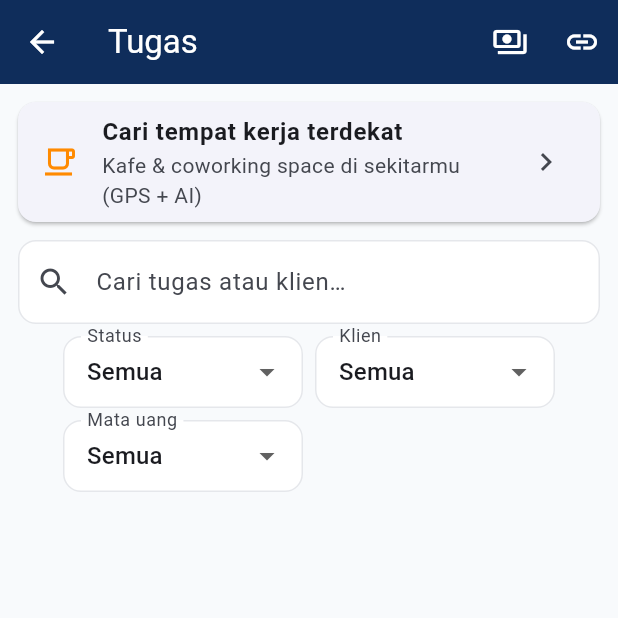
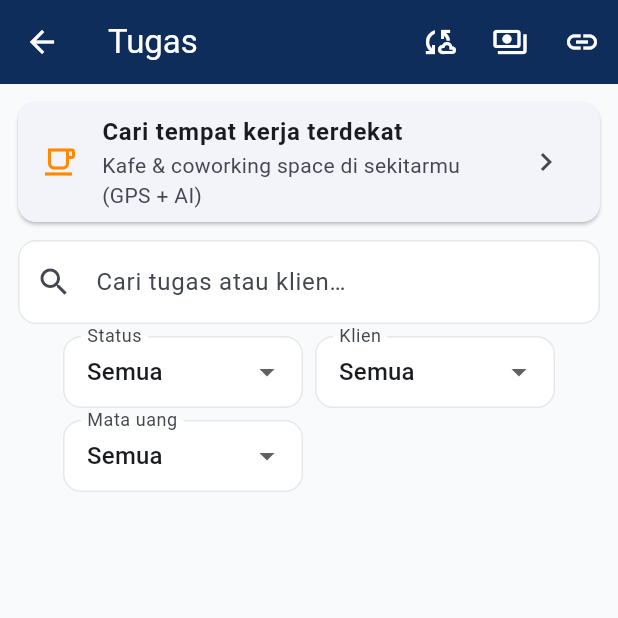
Before and after one commit to aloyareh/TimePilot, a Flutter app: the TaskListPage screen opened directly, on a phone screen of 412 x 824 dp, the top half of it. Run offline on Flutter 3.47's test engine with Material 3 defaults, Android fonts, the phone set to English and light mode, and no system bars; our stand-ins replace flutter_local_notifications, flutter_riverpod, flutter_secure_storage, flutter_timezone, geolocator, google_generative_ai and 7 more; accounts and stored records are empty; statements that could not run were skipped.

Commit message:
feat: Pasang SyncLifecycle dan tombol sinkron

```diff
--- a/lib/features/tasks/task_list_page.dart
+++ b/lib/features/tasks/task_list_page.dart
@@ -1,5 +1,6 @@
 import 'package:flutter/material.dart';
 import 'package:flutter_riverpod/flutter_riverpod.dart';
+import 'package:time_pilot/features/sync/sync_widgets.dart';
 
 import '../../core/currency/currency_service.dart';
 import '../../core/time/time_service.dart';
@@ -63,6 +64,7 @@ class _TaskListPageState extends ConsumerState<TaskListPage> {
       appBar: AppBar(
         title: const Text('Tugas'),
         actions: [
+          const SyncStatusButton(),
           IconButton(
             icon: const Icon(Icons.payments_outlined),
             tooltip: 'Pendapatan',
@@ -77,6 +79,7 @@ class _TaskListPageState extends ConsumerState<TaskListPage> {
               MaterialPageRoute<void>(builder: (_) => const BlockchainPage()),
             ),
           ),
+
         ],
       ),
       floatingActionButton: FloatingActionButton.extended(
--- a/lib/main.dart
+++ b/lib/main.dart
@@ -19,6 +19,7 @@ import 'data/local/models/profile.dart';
 import 'features/challenges/balance_challenge_page.dart';
 import 'features/challenges/shake_challenge_page.dart';
 import 'features/session/challenge_registry.dart';
+import 'features/sync/sync_widgets.dart';
 
 Future<void> main() async {
   WidgetsFlutterBinding.ensureInitialized();
@@ -131,7 +132,7 @@ class _MainAppState extends ConsumerState<MainApp> {
       navigatorKey: rootNavigatorKey,
       theme: AppTheme.light,
       debugShowCheckedModeBanner: false,
-      home: const AuthGate(child: PersonaGate(child: MainShell())),
+      home: AuthGate(child:  SyncLifecycle(child: PersonaGate(child: MainShell()))),
     );
   }
 }
```
